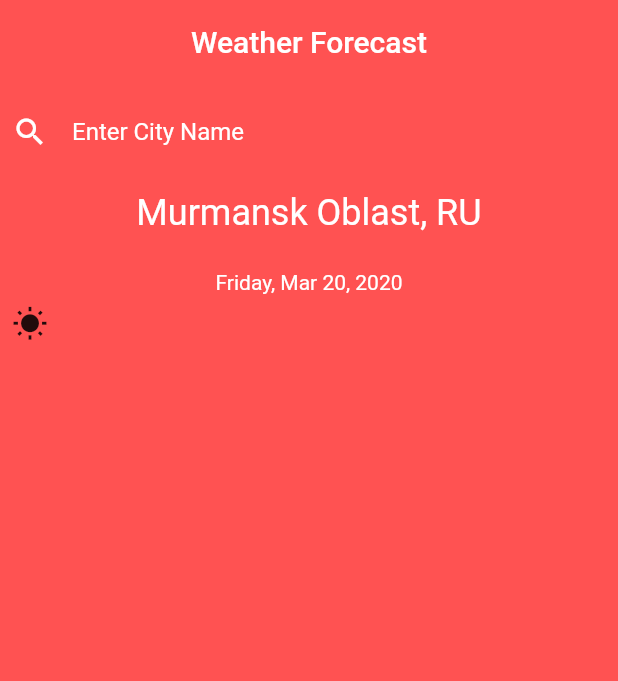
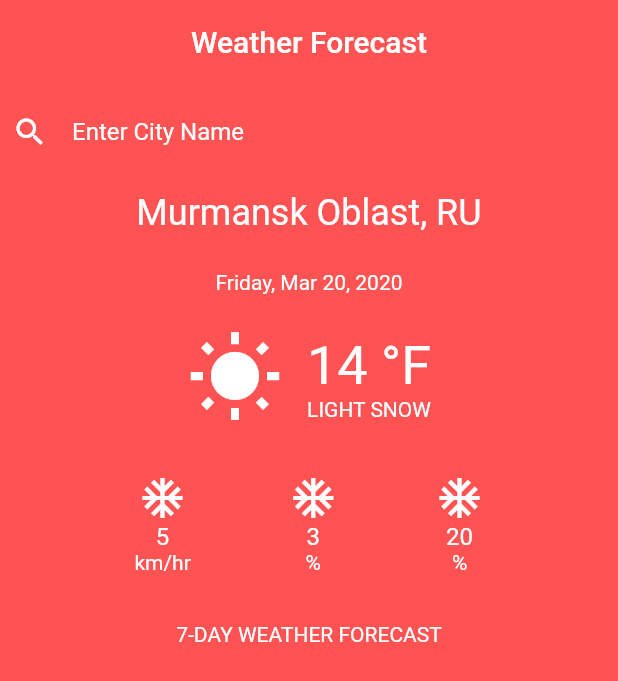
Before and after one commit to miller7777777/hometask03, a Flutter app: the screen it shows after launch, on a phone screen of 412 x 824 dp. Shown: the top 681 px of the screen. Run offline on Flutter 3.47's test engine with Material 2 defaults, Android fonts, the light colour scheme and no system bars.

Commit message:
Сделал все, кроме Bottom Detail

```diff
--- a/lib/main.dart
+++ b/lib/main.dart
@@ -32,6 +32,8 @@ Widget _buildBody() {
               _citySearch(),
               _cityDetail(),
               _temperatureDetail(),
+              _extraWeatherDetail(),
+              _sevenDayWeatherTitle(),
             ],
           ),
         ))
@@ -40,13 +42,156 @@ Widget _buildBody() {
   );
 }
 
+class _sevenDayWeatherTitle extends StatelessWidget {
+  @override
+  Widget build(BuildContext context) {
+    return Padding(
+      padding: const EdgeInsets.all(16.0),
+      child: Row(
+        mainAxisAlignment: MainAxisAlignment.center,
+        children: [
+          Text(
+            '7-DAY WEATHER FORECAST',
+            style: TextStyle(
+              color: Colors.white,
+            ),
+          )
+        ],
+      ),
+    );
+  }
+}
+
+class _extraWeatherDetail extends StatelessWidget {
+  @override
+  Widget build(Object context) {
+    return Padding(
+      padding: const EdgeInsets.all(16.0),
+      child: Row(
+        // mainAxisAlignment: MainAxisAlignment.center,
+        mainAxisAlignment: MainAxisAlignment.spaceEvenly,
+        // crossAxisAlignment: CrossAxisAlignment.stretch,
+        children: [
+          Column(
+            children: [
+              Icon(
+                Icons.ac_unit_sharp,
+                color: Colors.white,
+                size: 32.0,
+              ),
+              Text(
+                '5',
+                style: TextStyle(
+                  color: Colors.white,
+                  fontSize: 16.0,
+                ),
+              ),
+              Text(
+                'km/hr',
+                style: TextStyle(
+                  color: Colors.white,
+                ),
+              ),
+            ],
+          ),
+          Column(
+            children: [
+              Icon(
+                Icons.ac_unit_sharp,
+                color: Colors.white,
+                size: 32.0,
+              ),
+              Text(
+                '3',
+                style: TextStyle(
+                  color: Colors.white,
+                  fontSize: 16.0,
+                ),
+              ),
+              Text(
+                '%',
+                style: TextStyle(
+                  color: Colors.white,
+                ),
+              ),
+            ],
+          ),
+          Column(
+            children: [
+              Icon(
+                Icons.ac_unit_sharp,
+                color: Colors.white,
+                size: 32.0,
+              ),
+              Text(
+                '20',
+                style: TextStyle(
+                  color: Colors.white,
+                  fontSize: 16.0,
+                ),
+              ),
+              Text(
+                '%',
+                style: TextStyle(
+                  color: Colors.white,
+                ),
+              ),
+            ],
+          ),
+        ],
+      ),
+    );
+  }
+}
+
 class _temperatureDetail extends StatelessWidget {
   @override
   Widget build(BuildContext context) {
-    return Row(
-      children: [
-        Icon(Icons.wb_sunny, style:),
-      ],
+    return Padding(
+      padding: const EdgeInsets.all(16.0),
+      child: Row(
+        mainAxisAlignment: MainAxisAlignment.center,
+        children: [
+          Column(
+            crossAxisAlignment: CrossAxisAlignment.start,
+            children: [
+              Icon(
+                Icons.wb_sunny,
+                color: Colors.white,
+                size: 64.0,
+              ),
+            ],
+          ),
+          SizedBox(
+            width: 16.0,
+          ),
+          Column(
+            children: [
+              Row(
+                children: <Widget>[
+                  Text(
+                    '14 °F',
+                    style: TextStyle(
+                      color: Colors.white,
+                      fontSize: 36.0,
+                    ),
+                  ),
+                ],
+              ),
+              Row(
+                children: <Widget>[
+                  Text(
+                    'LIGHT SNOW',
+                    style: TextStyle(
+                      color: Colors.white,
+                    ),
+                  ),
+                ],
+              ),
+            ],
+          ),
+        ],
+      ),
     );
   }
 }
```
